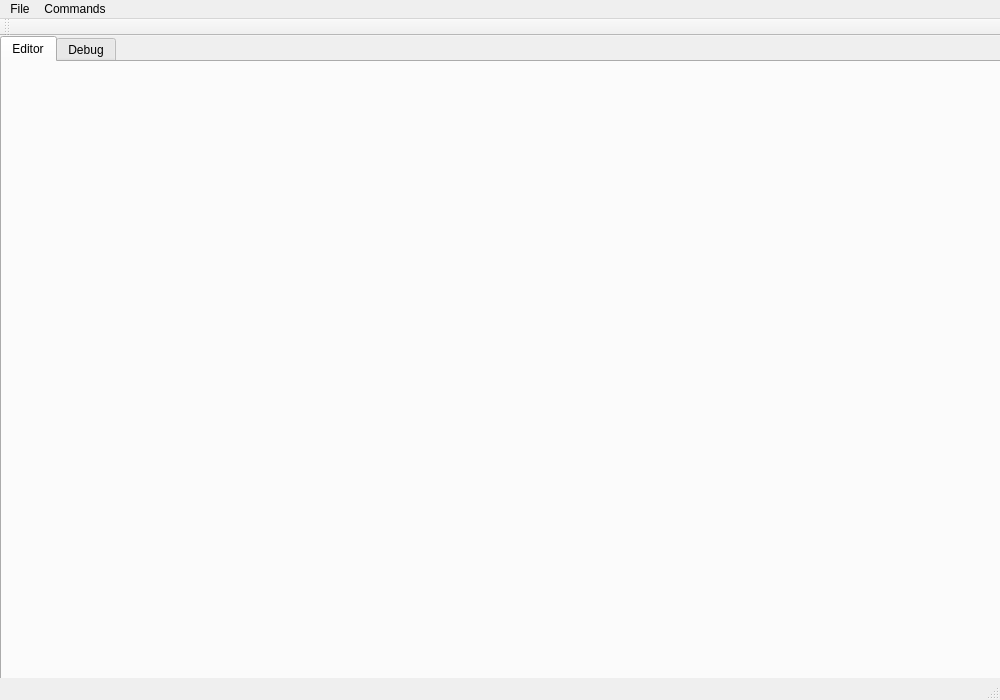
The window that MicroSimulatorGUI/mainwindow.ui (kjwitt/MicroSimulator) describes before a commit, drawn with Qt 5.
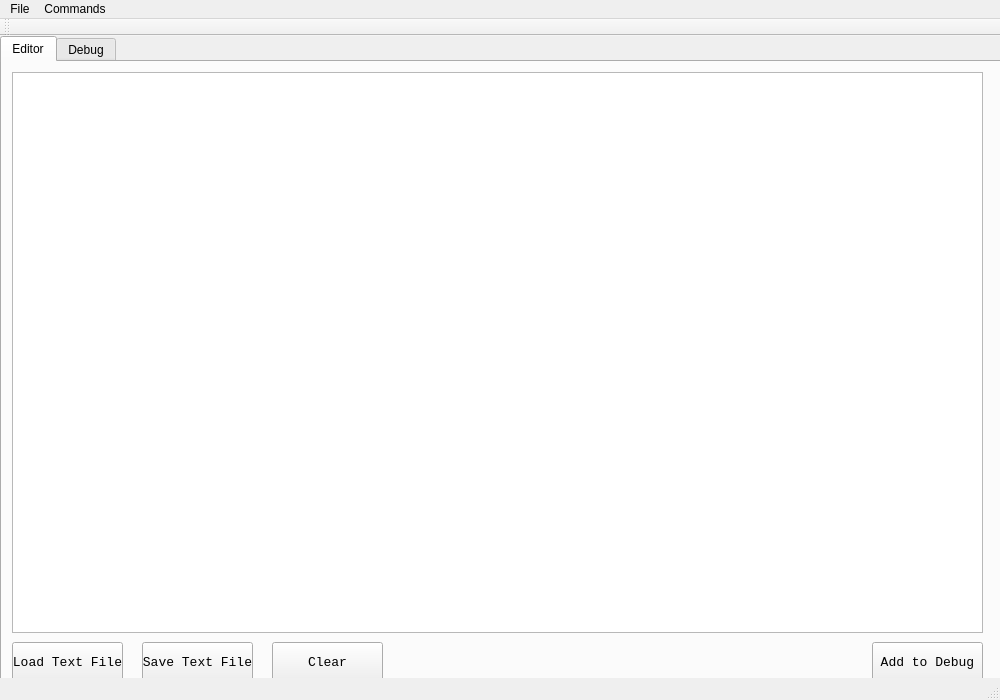
The same window after the commit. The open tabs and pages were chosen to show the change.

What changed in the file:
```diff
--- a/MicroSimulatorGUI/mainwindow.ui
+++ b/MicroSimulatorGUI/mainwindow.ui
@@ -36,6 +36,98 @@
      <attribute name="title">
       <string>Editor</string>
      </attribute>
+     <widget class="QPlainTextEdit" name="Editor_Window">
+      <property name="geometry">
+       <rect>
+        <x>10</x>
+        <y>10</y>
+        <width>971</width>
+        <height>561</height>
+       </rect>
+      </property>
+      <property name="font">
+       <font>
+        <family>Consolas</family>
+        <pointsize>10</pointsize>
+       </font>
+      </property>
+     </widget>
+     <widget class="QPushButton" name="Add_to_Debug">
+      <property name="geometry">
+       <rect>
+        <x>870</x>
+        <y>580</y>
+        <width>111</width>
+        <height>41</height>
+       </rect>
+      </property>
+      <property name="font">
+       <font>
+        <family>Consolas</family>
+        <pointsize>10</pointsize>
+       </font>
+      </property>
+      <property name="text">
+       <string>Add to Debug</string>
+      </property>
+     </widget>
+     <widget class="QPushButton" name="Clear">
+      <property name="geometry">
+       <rect>
+        <x>270</x>
+        <y>580</y>
+        <width>111</width>
+        <height>41</height>
+       </rect>
+      </property>
+      <property name="font">
+       <font>
+        <family>Consolas</family>
+        <pointsize>10</pointsize>
+       </font>
+      </property>
+      <property name="text">
+       <string>Clear</string>
+      </property>
+     </widget>
+     <widget class="QPushButton" name="Load_Text_File">
+      <property name="geometry">
+       <rect>
+        <x>10</x>
+        <y>580</y>
+        <width>111</width>
+        <height>41</height>
+       </rect>
+      </property>
+      <property name="font">
+       <font>
+        <family>Consolas</family>
+        <pointsize>10</pointsize>
+       </font>
+      </property>
+      <property name="text">
+       <string>Load Text File</string>
+      </property>
+     </widget>
+     <widget class="QPushButton" name="Save_Text_File">
+      <property name="geometry">
+       <rect>
+        <x>140</x>
+        <y>580</y>
+        <width>111</width>
+        <height>41</height>
+       </rect>
+      </property>
+      <property name="font">
+       <font>
+        <family>Consolas</family>
+        <pointsize>10</pointsize>
+       </font>
+      </property>
+      <property name="text">
+       <string>Save Text File</string>
+      </property>
+     </widget>
     </widget>
     <widget class="QWidget" name="tab_2">
      <attribute name="title">
```
Left out of the diff: 10 changed lines with no effect on the pictures.
